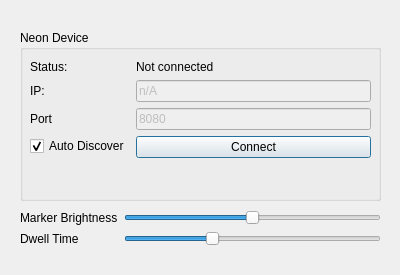
This is src/widgets/ui/settings.ui in pupil-labs/gaze-controlled-cursor-demo as Qt 5 draws it before an edit. The edited form follows.
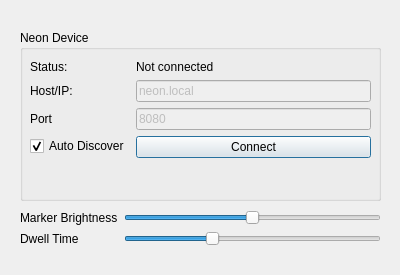
This is the edited form.

Commit message: Don't auto connect

What changed in the file:
```diff
--- a/src/widgets/ui/settings.ui
+++ b/src/widgets/ui/settings.ui
@@ -38,7 +38,7 @@
      <item row="2" column="0">
       <widget class="QLabel" name="label_3">
        <property name="text">
-        <string>IP:</string>
+        <string>Host/IP:</string>
        </property>
       </widget>
      </item>
@@ -48,7 +48,7 @@
         <bool>false</bool>
        </property>
        <property name="text">
-        <string>n/A</string>
+        <string>neon.local</string>
        </property>
       </widget>
      </item>
```
The commit also changes 2 other files.
